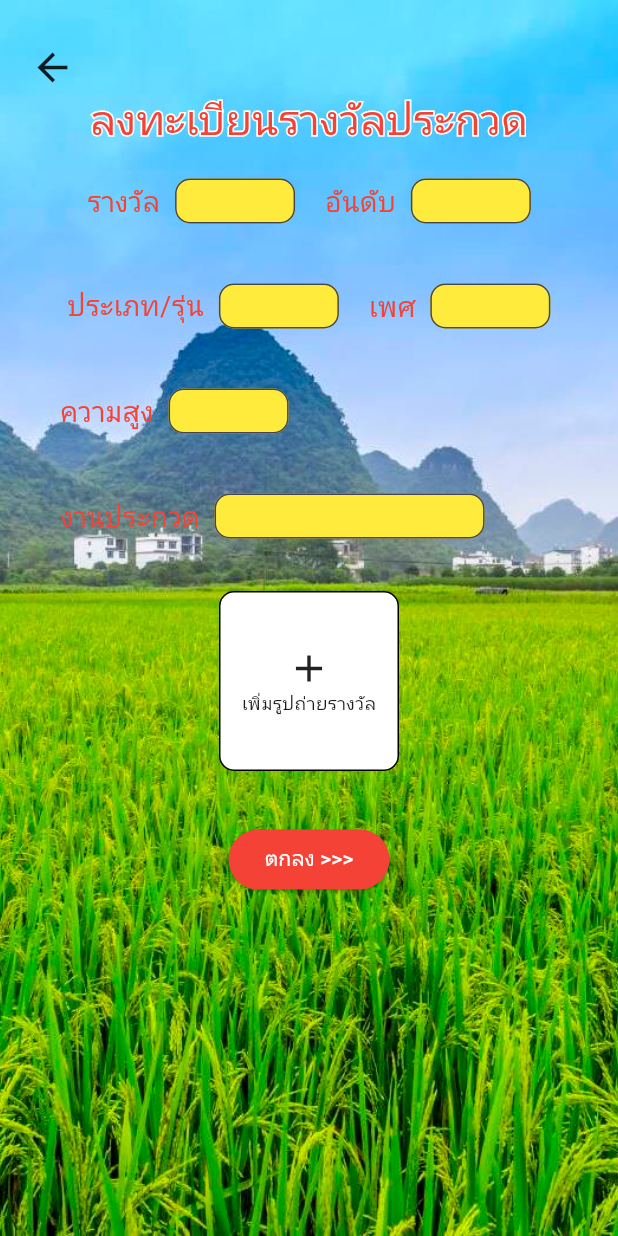
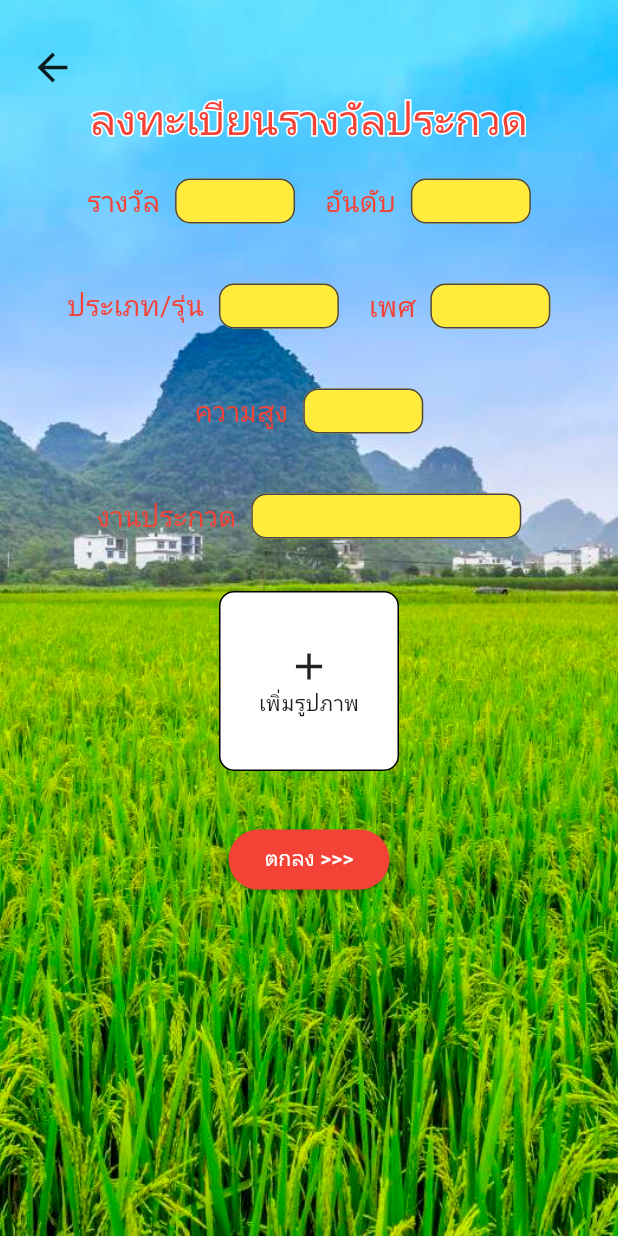
Before and after one commit to thirdfree2/Kway-Thai, a Flutter app: the MainRegisterAward screen opened directly, on a phone screen of 412 x 824 dp. Run offline on Flutter 3.47's test engine with Material 3 defaults, Android fonts, the phone set to English and light mode, and no system bars; drawn by our look-alikes of stroke_text; our stand-ins replace flutter_cache_manager, google_fonts, image_picker, qr_flutter; missing offline and left inert: galleryimage; network calls fail; Roboto replaces fonts that are missing (Chonburi).

Commit message:
user image

```diff
--- a/lib/main.dart
+++ b/lib/main.dart
@@ -1,11 +1,10 @@
-import 'package:buffalo_thai/mainwrapper.dart';
+
 import 'package:buffalo_thai/providers/farm_data.dart';
 import 'package:buffalo_thai/providers/selected_buffalo.dart';
 import 'package:buffalo_thai/providers/selected_farm.dart';
 import 'package:buffalo_thai/providers/selected_farm_owner.dart';
 import 'package:buffalo_thai/providers/selected_region.dart';
 import 'package:buffalo_thai/view/home/main_home_view.dart';
-import 'package:buffalo_thai/view/splash/main_splash_view.dart';
 import 'package:flutter/material.dart';
 import 'package:google_fonts/google_fonts.dart';
 import 'package:provider/provider.dart';
--- /dev/null
+++ b/lib/model/buffalo_image_model.dart
@@ -0,0 +1,34 @@
+
+
+
+import 'package:json_annotation/json_annotation.dart';
+
+part 'buffalo_image_model.g.dart';
+
+@JsonSerializable()
+class BuffaloImageModel {
+  @JsonKey(name: 'imageId')
+  final int imageId;
+  @JsonKey(name: 'imagePath')
+  final String imagePath;
+  @JsonKey(name: 'isProfileImage')
+  final bool isProfileImage;
+  @JsonKey(name: 'createdAt')
+  final DateTime createdAt;
+  @JsonKey(name: 'updatedAt')
+  final DateTime updatedAt;
+  @JsonKey(name: 'buffaloId')
+  final int buffaloId;
+
+  BuffaloImageModel({
+    required this.imageId,
+    required this.imagePath,
+    required this.isProfileImage,
+    required this.createdAt,
+    required this.updatedAt,
+    required this.buffaloId,
+  });
+
+  factory BuffaloImageModel.fromJson(Map<String, dynamic> json) => _$BuffaloImageModelFromJson(json);
+  Map<String, dynamic> toJson() => _$BuffaloImageModelToJson(this);
+}
--- a/lib/model/buffalo_model.dart
+++ b/lib/model/buffalo_model.dart
@@ -1,3 +1,4 @@
+import 'package:buffalo_thai/model/buffalo_image_model.dart';
 import 'package:buffalo_thai/model/farm_model.dart';
 import 'package:json_annotation/json_annotation.dart';
 
@@ -10,7 +11,7 @@ class BuffaloModel {
   @JsonKey(name: 'name', defaultValue: '')
   final String name;
   @JsonKey(name: 'birthDate')
-  final DateTime? birthDate; // Make nullable if it can be null
+  final DateTime? birthDate;
   @JsonKey(name: 'birthMethod', defaultValue: '')
   final String birthMethod;
   @JsonKey(name: 'fatherId')
@@ -44,17 +45,17 @@ class BuffaloModel {
   final BuffaloModel? greatGrandmother;
 
   @JsonKey(name: 'BuffaloImages', defaultValue: [])
-  final List<dynamic> buffaloImages;
+  final List<BuffaloImageModel> buffaloImages;
   @JsonKey(name: 'BuffaloBreedingImages', defaultValue: [])
-  final List<dynamic> buffaloBreedingImages;
+  final List<dynamic> buffaloBreedingImages; // Modify this if a specific model is needed
   @JsonKey(name: 'Histories', defaultValue: [])
-  final List<dynamic> histories;
+  final List<dynamic> histories; // Modify this if a specific model is needed
 
   BuffaloModel({
     required this.id,
     required this.name,
     required this.birthMethod,
-    this.birthDate, // Allow birthDate to be nullable
+    this.birthDate,
     this.fatherId,
     this.motherId,
     this.grandfatherId,
--- /dev/null
+++ b/lib/model/user_image_model.dart
@@ -0,0 +1,32 @@
+import 'package:json_annotation/json_annotation.dart';
+
+part 'user_image_model.g.dart';
+
+@JsonSerializable()
+class UserImageModel {
+  @JsonKey(name: 'imageId')
+  final int imageId;
+
+  @JsonKey(name: 'imageUrl', defaultValue: '')
+  final String imageUrl;
+
+  @JsonKey(name: 'createdAt')
+  final DateTime createdAt;
+
+  @JsonKey(name: 'updatedAt')
+  final DateTime updatedAt;
+
+  @JsonKey(name: 'userId')
+  final int userId;
+
+  UserImageModel({
+    required this.imageId,
+    required this.imageUrl,
+    required this.createdAt,
+    required this.updatedAt,
+    required this.userId,
+  });
+
+  factory UserImageModel.fromJson(Map<String, dynamic> json) => _$UserImageModelFromJson(json);
+  Map<String, dynamic> toJson() => _$UserImageModelToJson(this);
+}
--- a/lib/model/user_model.dart
+++ b/lib/model/user_model.dart
@@ -1,3 +1,4 @@
+import 'package:buffalo_thai/model/user_image_model.dart';
 import 'package:json_annotation/json_annotation.dart';
 
 part 'user_model.g.dart';
@@ -35,7 +36,7 @@ class UserModel {
   final int farmId;
 
   @JsonKey(name: 'UserImages', defaultValue: [])
-  final List<dynamic> userImages;
+  final List<UserImageModel> userImages;  // Updated type
 
   UserModel({
     required this.userId,
--- a/lib/services/buffalo_services.dart
+++ b/lib/services/buffalo_services.dart
@@ -26,7 +26,6 @@ Future<List<BuffaloModel>> fetchBuffaloesByFarmId(String id) async {
 
   if (response.statusCode == 200) {
     Map<String, dynamic> jsonResponse = jsonDecode(response.body);
-    print(response.body);
     if (jsonResponse['response_status'] == 'SUCCESS') {
       List<dynamic> farmsList = jsonResponse['data'];
       return farmsList.map((json) => BuffaloModel.fromJson(json)).toList();
--- a/lib/utils/api_utils.dart
+++ b/lib/utils/api_utils.dart
@@ -1,3 +1,3 @@
 class ApiUtils {
-  static const String baseUrl = 'http://192.168.1.107:3306';
+  static const String baseUrl = 'http://192.168.1.108:3306';
 }
--- a/lib/view/farm/detail_farm_view.dart
+++ b/lib/view/farm/detail_farm_view.dart
@@ -1,6 +1,7 @@
 import 'package:buffalo_thai/model/user_model.dart';
 import 'package:buffalo_thai/providers/selected_farm_owner.dart';
 import 'package:buffalo_thai/services/user_services.dart';
+import 'package:buffalo_thai/utils/api_utils.dart';
 import 'package:buffalo_thai/view/buffalo/main_buffalo_wrapper.dart';
 import 'package:buffalo_thai/view/farm_owner/main_farm_owner.dart';
 import 'package:flutter/material.dart';
@@ -156,6 +157,9 @@ class _DetailFarmViewState extends State<DetailFarmView> {
                       itemCount: users.length,
                       itemBuilder: (context, index) {
                         final user = users[index];
+                        final imageUrl = user.userImages.isNotEmpty
+                            ? user.userImages[0].imageUrl
+                            : 'https://placeholder.com/150';
                         return InkWell(
                           onTap: () {
                             Provider.of<SelectedFarmOwner>(context,
@@ -182,8 +186,8 @@ class _DetailFarmViewState extends State<DetailFarmView> {
                                   decoration: BoxDecoration(
                                     borderRadius: BorderRadius.circular(15),
                                   ),
-                                  child: Image.asset(
-                                    'assets/images/banner-1.jpg',
+                                  child: Image.network(
+                                    imageUrl,
                                     fit: BoxFit.cover,
                                   ),
                                 ),
@@ -267,7 +271,6 @@ class _DetailFarmViewState extends State<DetailFarmView> {
                     }
 
                     final buffaloes = snapshot.data!;
-
                     return GridView.builder(
                       gridDelegate:
                           const SliverGridDelegateWithFixedCrossAxisCount(
--- a/lib/view/farm_owner/register_farm_owner.dart
+++ b/lib/view/farm_owner/register_farm_owner.dart
@@ -130,31 +130,6 @@ class _RegisterFarmOwnerState extends State<RegisterFarmOwner> {
                                 ],
                               ),
                               const SizedBox(height: 10),
-                              // Row(
-                              //   children: [
-                              //     const Text('จังหวัดฟาร์ม', style: TextStyle(color: Colors.red)),
-                              //     const SizedBox(width: 10),
-                              //     SizedBox(
-                              //       width: 80,
-                              //       child: TextFormField(
-                              //         controller: _farmIdController,
-                              //         decoration: InputDecoration(
-                              //           filled: true,
-                              //           fillColor: Colors.yellow,
-                              //           border: OutlineInputBorder(
-                              //             borderRadius: BorderRadius.circular(10.0),
-                              //           ),
-                              //         ),
-                              //         validator: (value) {
-                              //           if (value == null || value.isEmpty) {
-                              //             return 'กรุณากรอกข้อมูล';
-                              //           }
-                              //           return null;
-                              //         },
-                              //       ),
-                              //     ),
-                              //   ],
-                              // ),
                             ],
                           ),
                         ),
@@ -408,10 +383,10 @@ class _RegisterFarmOwnerState extends State<RegisterFarmOwner> {
                                     print(
                                         'User created successfully with ID: $userId');
                                     Navigator.pop(
-                                        context); // Navigate back to the previous screen
+                                        context);
                                   } catch (e) {
                                     print('Error: $e');
-                                    // You can show a dialog or a snackbar to inform the user about the error
+
                                     showDialog(
                                       context: context,
                                       builder: (BuildContext context) {
--- a/lib/view/heredity_buffalo/main_heredity_buffalo_view.dart
+++ b/lib/view/heredity_buffalo/main_heredity_buffalo_view.dart
@@ -88,6 +88,7 @@ class _MainHeredityBuffaloViewState extends State<MainHeredityBuffaloView> {
                 ),
               ),
             ),
+            const SizedBox(height: 20,),
             Expanded(
               flex: 3,
               child: Padding(
@@ -99,12 +100,10 @@ class _MainHeredityBuffaloViewState extends State<MainHeredityBuffaloView> {
                     mainAxisSpacing: 10,
                     childAspectRatio: 0.75,
                   ),
-                  itemCount: buffaloNames.length,
+                  itemCount: 6,
                   itemBuilder: (context, index) {
                     return InkWell(
                       onTap: () {
-                        // Provider.of<SelectedBuffalo>(context, listen: false)
-                        //     .setSelectedBuffalo(buffaloNames[index]);
                         Navigator.push(
                           context,
                           MaterialPageRoute(
--- a/lib/view/history_buffalo/main_history_buffalo_view.dart
+++ b/lib/view/history_buffalo/main_history_buffalo_view.dart
@@ -81,6 +81,7 @@ class _MainHistoryBuffaloViewState extends State<MainHistoryBuffaloView> {
                 ),
               ),
             ),
+            const SizedBox(height: 20,),
             Expanded(
               flex: 3,
               child: Padding(
@@ -105,7 +106,7 @@ class _MainHistoryBuffaloViewState extends State<MainHistoryBuffaloView> {
                         mainAxisSpacing: 10,
                         childAspectRatio: 0.75,
                       ),
-                      itemCount: buffaloes.length,
+                      itemCount: 6,
                       itemBuilder: (context, index) {
                         final buffalo = buffaloes[index];
                         return InkWell(
--- a/lib/view/register_award/main_register_award.dart
+++ b/lib/view/register_award/main_register_award.dart
@@ -1,5 +1,8 @@
+import 'dart:io';
+
 import 'package:buffalo_thai/utils/screen_utils.dart';
 import 'package:flutter/material.dart';
+import 'package:image_picker/image_picker.dart';
 import 'package:stroke_text/stroke_text.dart';
 
 class MainRegisterAward extends StatefulWidget {
@@ -13,7 +16,7 @@ class _MainRegisterAwardState extends State<MainRegisterAward> {
   @override
   Widget build(BuildContext context) {
     final screenHeight = MediaQuery.of(context).size.height;
-    final screenWidth = MediaQuery.of(context).size.width;
+
     return Scaffold(
       body: DecoratedBox(
         decoration: const BoxDecoration(
@@ -22,28 +25,78 @@ class _MainRegisterAwardState extends State<MainRegisterAward> {
             fit: BoxFit.cover,
           ),
         ),
-        child: Container(
+        child: SingleChildScrollView(
+          child: SizedBox(
             height: screenHeight,
-          child: Column(
+            child: const Column(
               children: [
-              const SizedBox(
-                height: 30,
+                SizedBox(height: 30),
+                BackButtonRow(),
+                TitleText(),
+                SizedBox(height: 20),
+                AwardTextFieldRow(
+                  label1: 'รางวัล',
+                  label2: 'อันดับ',
+                  width1: 80,
+                  width2: 80,
                 ),
-              Row(
+                SizedBox(height: 40),
+                AwardTextFieldRow(
+                  label1: 'ประเภท/รุ่น',
+                  label2: 'เพศ',
+                  width1: 80,
+                  width2: 80,
+                ),
+                SizedBox(height: 40),
+                AwardTextFieldRow(
+                  label1: 'ความสูง',
+                  label2: '',
+                  width1: 80,
+                  width2: 0,
+                ),
+                SizedBox(height: 40),
+                AwardTextFieldRow(
+                  label1: 'งานประกวด',
+                  label2: '',
+                  width1: 180,
+                  width2: 0,
+                ),
+                SizedBox(height: 20),
+                ImageUploader(),
+                SizedBox(height: 20),
+                SubmitButton(),
+              ],
+            ),
+          ),
+        ),
+      ),
+    );
+  }
+}
+
+class BackButtonRow extends StatelessWidget {
+  const BackButtonRow({super.key});
+
+  @override
+  Widget build(BuildContext context) {
+    return Row(
       children: [
-                  const SizedBox(
-                    width: 20,
-                  ),
+        const SizedBox(width: 20),
         InkWell(
           onTap: () => Navigator.pop(context),
-                    child: const Icon(
-                      Icons.arrow_back,
-                      size: 30,
+          child: const Icon(Icons.arrow_back, size: 30),
         ),
-                  )
       ],
-              ),
-              Center(
+    );
+  }
+}
+
+class TitleText extends StatelessWidget {
+  const TitleText({super.key});
+
+  @override
+  Widget build(BuildContext context) {
+    return Center(
       child: StrokeText(
         text: "ลงทะเบียนรางวัลประกวด",
         textStyle: TextStyle(
@@ -53,26 +106,44 @@ class _MainRegisterAwardState extends State<MainRegisterAward> {
         strokeColor: Colors.white,
         strokeWidth: 2,
       ),
-              ),
-              const SizedBox(
-                height: 20,
-              ),
-              Row(
+    );
+  }
+}
+
+class AwardTextFieldRow extends StatelessWidget {
+  final String label1;
+  final String label2;
+  final double width1;
+  final double width2;
+
+  const AwardTextFieldRow({
+    super.key,
+    required this.label1,
+    required this.label2,
+    required this.width1,
+    required this.width2,
+  });
+
+  @override
+  Widget build(BuildContext context) {
+    return Row(
       mainAxisAlignment: MainAxisAlignment.center,
       children: [
         Text(
-                    'รางวัล',
+          label1,
           style: TextStyle(
             color: Colors.red,
-                        fontSize: ScreenUtils.calculateFontSize(context, 16)),
+            fontSize: ScreenUtils.calculateFontSize(context, 16),
+          ),
         ),
         const SizedBox(width: 10),
         SizedBox(
-                    width: 80,
+          width: width1,
           height: 30,
           child: TextFormField(
             style: TextStyle(
-                          fontSize: ScreenUtils.calculateFontSize(context, 12)),
+              fontSize: ScreenUtils.calculateFontSize(context, 10),
+            ),
             decoration: InputDecoration(
               filled: true,
               fillColor: Colors.yellow,
@@ -82,22 +153,23 @@ class _MainRegisterAwardState extends State<MainRegisterAward> {
             ),
           ),
         ),
-                  const SizedBox(
-                    width: 20,
-                  ),
+        if (label2.isNotEmpty) ...[
+          const SizedBox(width: 20),
           Text(
-                    'อันดับ',
+            label2,
             style: TextStyle(
               color: Colors.red,
-                        fontSize: ScreenUtils.calculateFontSize(context, 16)),
+              fontSize: ScreenUtils.calculateFontSize(context, 16),
+            ),
           ),
           const SizedBox(width: 10),
           SizedBox(
-                    width: 80,
+            width: width2,
             height: 30,
             child: TextFormField(
               style: TextStyle(
-                          fontSize: ScreenUtils.calculateFontSize(context, 12)),
+                fontSize: ScreenUtils.calculateFontSize(context, 10),
+              ),
               decoration: InputDecoration(
                 filled: true,
                 fillColor: Colors.yellow,
@@ -108,170 +180,72 @@ class _MainRegisterAwardState extends State<MainRegisterAward> {
             ),
           ),
         ],
-              ),
-              const SizedBox(
-                height: 40,
-              ),
-              Row(
-                mainAxisAlignment: MainAxisAlignment.center,
-                children: [
-                  Text(
-                    'ประเภท/รุ่น',
-                    style: TextStyle(
-                        color: Colors.red,
-                        fontSize: ScreenUtils.calculateFontSize(context, 16)),
-                  ),
-                  const SizedBox(width: 10),
-                  SizedBox(
-                    width: 80,
-                    height: 30,
-                    child: TextFormField(
-                      style: TextStyle(
-                          fontSize: ScreenUtils.calculateFontSize(context, 12)),
-                      decoration: InputDecoration(
-                        filled: true,
-                        fillColor: Colors.yellow,
-                        border: OutlineInputBorder(
-                          borderRadius: BorderRadius.circular(10.0),
-                        ),
-                      ),
-                    ),
-                  ),
-                  const SizedBox(
-                    width: 20,
-                  ),
-                  Text(
-                    'เพศ',
-                    style: TextStyle(
-                        color: Colors.red,
-                        fontSize: ScreenUtils.calculateFontSize(context, 16)),
-                  ),
-                  const SizedBox(width: 10),
-                  SizedBox(
-                    width: 80,
-                    height: 30,
-                    child: TextFormField(
-                      style: TextStyle(
-                          fontSize: ScreenUtils.calculateFontSize(context, 12)),
-                      decoration: InputDecoration(
-                        filled: true,
-                        fillColor: Colors.yellow,
-                        border: OutlineInputBorder(
-                          borderRadius: BorderRadius.circular(10.0),
-                        ),
-                      ),
-                    ),
-                  ),
       ],
-              ),
-              const SizedBox(
-                height: 40,
-              ),
-              Row(
-                mainAxisAlignment: MainAxisAlignment.start,
-                children: [
-                  SizedBox(
-                    width: 40,
-                  ),
-                  Text(
-                    'ความสูง',
-                    style: TextStyle(
-                        color: Colors.red,
-                        fontSize: ScreenUtils.calculateFontSize(context, 16)),
-                  ),
-                  const SizedBox(width: 10),
-                  SizedBox(
-                    width: 80,
-                    height: 30,
-                    child: TextFormField(
-                      style: TextStyle(
-                          fontSize: ScreenUtils.calculateFontSize(context, 12)),
-                      decoration: InputDecoration(
-                        filled: true,
-                        fillColor: Colors.yellow,
-                        border: OutlineInputBorder(
-                          borderRadius: BorderRadius.circular(10.0),
-                        ),
-                      ),
-                    ),
-                  ),
-                ],
-              ),
-              const SizedBox(
-                height: 40,
-              ),
-              Row(
-                mainAxisAlignment: MainAxisAlignment.start,
-                children: [
-                  const SizedBox(
-                    width: 40,
-                  ),
-                  Text(
-                    'งานประกวด',
-                    style: TextStyle(
-                        color: Colors.red,
-                        fontSize: ScreenUtils.calculateFontSize(context, 16)),
-                  ),
-                  const SizedBox(width: 10),
-                  SizedBox(
-                    width: 180,
-                    height: 30,
-                    child: TextFormField(
-                      style: TextStyle(
-                          fontSize: ScreenUtils.calculateFontSize(context, 12)),
-                      decoration: InputDecoration(
-                        filled: true,
-                        fillColor: Colors.yellow,
-                        border: OutlineInputBorder(
-                          borderRadius: BorderRadius.circular(10.0),
-                        ),
-                      ),
-                    ),
-                  ),
-                ],
-              ),
-              const SizedBox(
-                height: 20,
-              ),
-              SizedBox(
+    );
+  }
+}
+
+class ImageUploader extends StatefulWidget {
+  const ImageUploader({super.key});
+
+  @override
+  State<ImageUploader> createState() => _ImageUploaderState();
+}
+
+class _ImageUploaderState extends State<ImageUploader> {
+  File? _selectedImage;
+
+  Future<void> _pickImage() async {
+    final picker = ImagePicker();
+    final pickedFile = await picker.pickImage(source: ImageSource.gallery);
+
+    if (pickedFile != null) {
+      setState(() {
+        _selectedImage = File(pickedFile.path);
+      });
+    }
+  }
+
+  @override
+  Widget build(BuildContext context) {
+    return SizedBox(
       width: 150,
       height: 150,
       child: Padding(
         padding: const EdgeInsets.all(15),
         child: Center(
+          child: GestureDetector(
+            onTap: _pickImage,
             child: Container(
               height: 130,
               width: 130,
               decoration: BoxDecoration(
                   borderRadius: BorderRadius.circular(10),
-                          border: const Border(
-                            top: BorderSide(color: Colors.black),
-                            left: BorderSide(color: Colors.black),
-                            right: BorderSide(color: Colors.black),
-                            bottom: BorderSide(color: Colors.black),
-                          ),
+                  border: Border.all(color: Colors.black),
                   color: Colors.white),
-                      child: const Column(
+              child: _selectedImage == null
+                  ? const Column(
                       mainAxisAlignment: MainAxisAlignment.center,
                       children: [
-                          Icon(
-                            Icons.add,
-                            size: 30,
-                          ),
-                          Text(
-                            'เพิ่มรูปถ่ายรางวัล',
-                            style: TextStyle(fontSize: 12),
+                        Icon(Icons.add, size: 30),
+                        Text('เพิ่มรูปภาพ')
+                      ],
                     )
-                        ],
+                  : Image.file(_selectedImage!, fit: BoxFit.cover),
             ),
           ),
         ),
       ),
-              ),
-              const SizedBox(
-                height: 20,
-              ),
-              ElevatedButton(
+    );
+  }
+}
+
+class SubmitButton extends StatelessWidget {
+  const SubmitButton({super.key});
+
+  @override
+  Widget build(BuildContext context) {
+    return ElevatedButton(
       style: ButtonStyle(
         backgroundColor: WidgetStateProperty.all<Color>(Colors.red),
       ),
@@ -280,11 +254,6 @@ class _MainRegisterAwardState extends State<MainRegisterAward> {
         'ตกลง >>>',
         style: TextStyle(color: Colors.white),
       ),
-              ),
-            ],
-          ),
-        ),
-      ),
     );
   }
 }
```
Also changed, not shown: lib/model/buffalo_image_model.g.dart (added), lib/model/buffalo_model.g.dart, lib/model/user_image_model.g.dart (added), lib/model/user_model.g.dart. Lines whose indentation alone changed are shown as unchanged.
